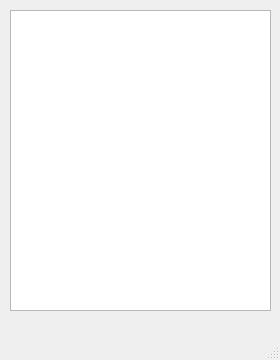
The window that droppableswindow.ui (jarusll/tokri) describes before a commit, drawn with Qt 5.
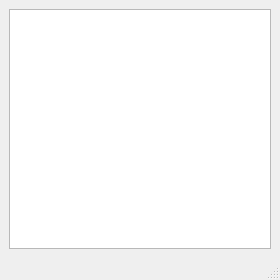
The same window after the commit.

Commit message: make window resizable

Diff of the .ui file:
```diff
--- a/droppableswindow.ui
+++ b/droppableswindow.ui
@@ -7,28 +7,18 @@
     <x>0</x>
     <y>0</y>
     <width>280</width>
-    <height>360</height>
+    <height>280</height>
    </rect>
   </property>
   <property name="windowTitle">
    <string>DroppablesWindow</string>
   </property>
   <widget class="QWidget" name="centralwidget">
-   <widget class="QWidget" name="verticalLayoutWidget">
-    <property name="geometry">
-     <rect>
-      <x>10</x>
-      <y>10</y>
-      <width>261</width>
-      <height>301</height>
-     </rect>
-    </property>
     <layout class="QVBoxLayout" name="verticalLayout">
      <item>
       <widget class="QListView" name="listView"/>
      </item>
     </layout>
-   </widget>
   </widget>
   <widget class="QMenuBar" name="menubar">
    <property name="geometry">
```
Lines whose indentation alone changed are shown as unchanged. The commit also changes 1 other file.
